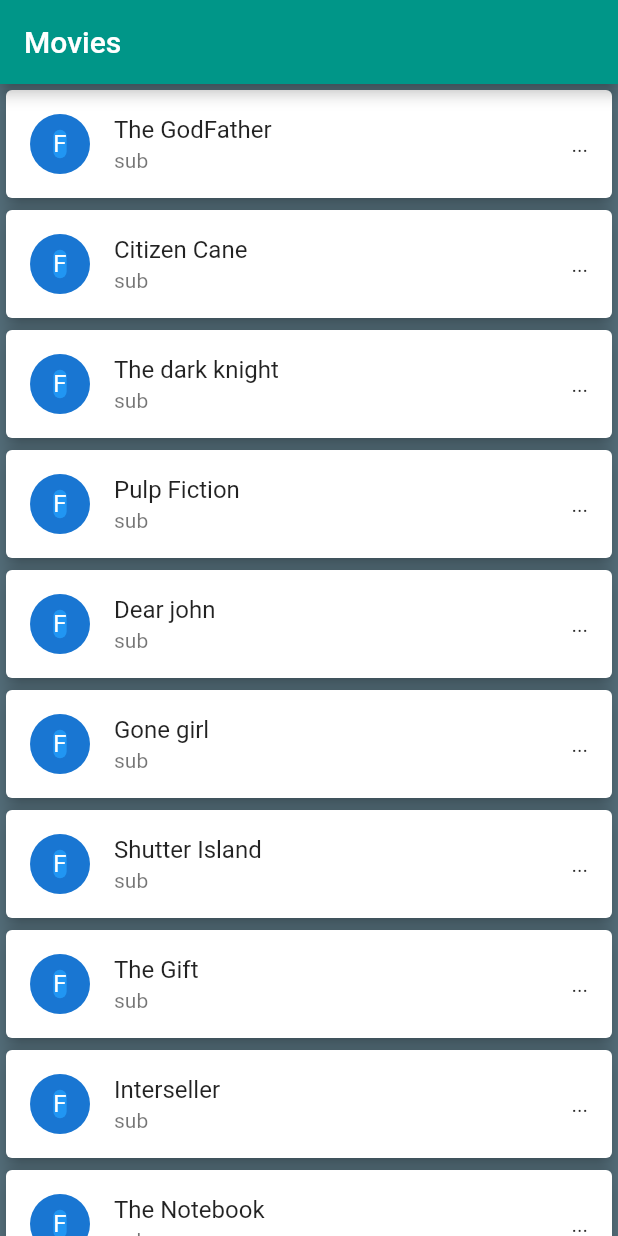
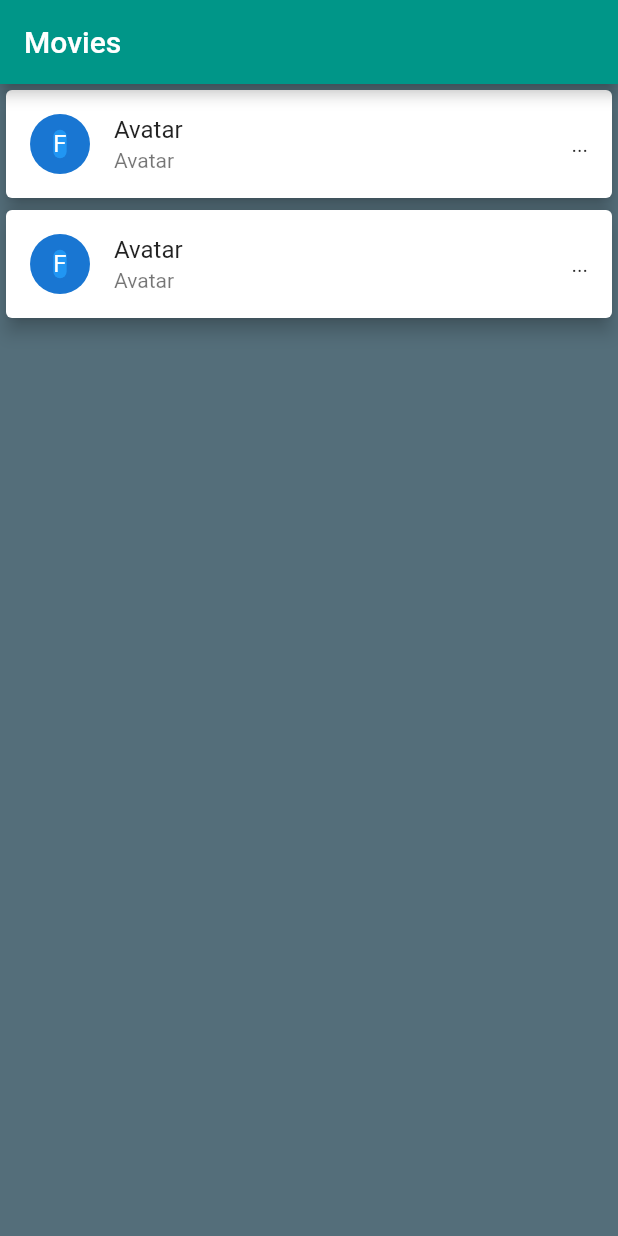
Before and after one commit to FahimMuntashir/MovieListApp, a Flutter app: the screen it shows after launch, on a phone screen of 412 x 824 dp. Run offline on Flutter 3.47's test engine with Material 2 defaults, Android fonts, the phone set to English and light mode, and no system bars.

Commit message:
adding Dynamically

```diff
--- a/lib/main.dart
+++ b/lib/main.dart
@@ -1,4 +1,5 @@
 import 'package:flutter/material.dart';
+import 'movie.dart';
 
 void main() => runApp(MyApp());
 
@@ -13,6 +14,9 @@ class MyApp extends StatelessWidget {
 
 
 class MovieListView extends StatelessWidget {
+
+  final List<Movie> movieList = Movie.getMovies();
+
  final List movies = [
     'The GodFather',
    'Citizen Cane',
@@ -35,15 +39,15 @@ class MovieListView extends StatelessWidget {
       ),
       backgroundColor: Colors.blueGrey.shade600,
       body: ListView.builder(
-        itemCount: movies.length,
+        itemCount: movieList.length,
           itemBuilder: (BuildContext context, int index){
         return Card(
           elevation: 5.0,
 
           color: Colors.white,
           child: ListTile(
-            title: Text(movies[index]),
-            subtitle: Text('sub'),
+            title: Text(movieList[index].title),
+            subtitle: Text("${movieList.elementAt(0).title}"),
             leading: CircleAvatar(
               child: Container(
                 decoration: BoxDecoration(
@@ -55,9 +59,9 @@ class MovieListView extends StatelessWidget {
             ),
             trailing: Text('...'),
             onTap: (){
-              debugPrint('Movies Name : ${movies.elementAt(index)}');
+              debugPrint('Movies Name : ${movieList.elementAt(index).title}');
               Navigator.push(context, MaterialPageRoute(builder: (context){
-                return MovieDetails(movieName: movies.elementAt(index),);
+                return MovieDetails(movieName: movieList.elementAt(index).title,);
               }));
             },
           ),
--- /dev/null
+++ b/lib/movie.dart
@@ -0,0 +1,38 @@
+class Movie {
+
+  static List<Movie> getMovies()=> [
+    Movie("Avatar", "2009",  "18 Dec 2009", "Action, Adventure, Fantasy", "James Cameron", "Sam Worthington, Zoe Saldana, Sigourney Weaver, Stephen Lang", "USA, UK", [
+      "https://images-na.ssl-images-amazon.com/images/M/MV5BMjEyOTYyMzUxNl5BMl5BanBnXkFtZTcwNTg0MTUzNA@@._V1_SX1500_CR0,0,1500,999_AL_.jpg",
+      "https://images-na.ssl-images-amazon.com/images/M/MV5BNzM2MDk3MTcyMV5BMl5BanBnXkFtZTcwNjg0MTUzNA@@._V1_SX1777_CR0,0,1777,999_AL_.jpg",
+      "https://images-na.ssl-images-amazon.com/images/M/MV5BMTY2ODQ3NjMyMl5BMl5BanBnXkFtZTcwODg0MTUzNA@@._V1_SX1777_CR0,0,1777,999_AL_.jpg",
+      "https://images-na.ssl-images-amazon.com/images/M/MV5BMTMxOTEwNDcxN15BMl5BanBnXkFtZTcwOTg0MTUzNA@@._V1_SX1777_CR0,0,1777,999_AL_.jpg",
+      "https://images-na.ssl-images-amazon.com/images/M/MV5BMTYxMDg1Nzk1MV5BMl5BanBnXkFtZTcwMDk0MTUzNA@@._V1_SX1500_CR0,0,1500,999_AL_.jpg"
+    ]),
+
+    Movie("Avatar", "2009",  "18 Dec 2009", "Action, Adventure, Fantasy", "James Cameron", "Sam Worthington, Zoe Saldana, Sigourney Weaver, Stephen Lang", "USA, UK", [
+      "https://images-na.ssl-images-amazon.com/images/M/MV5BMjEyOTYyMzUxNl5BMl5BanBnXkFtZTcwNTg0MTUzNA@@._V1_SX1500_CR0,0,1500,999_AL_.jpg",
+      "https://images-na.ssl-images-amazon.com/images/M/MV5BNzM2MDk3MTcyMV5BMl5BanBnXkFtZTcwNjg0MTUzNA@@._V1_SX1777_CR0,0,1777,999_AL_.jpg",
+      "https://images-na.ssl-images-amazon.com/images/M/MV5BMTY2ODQ3NjMyMl5BMl5BanBnXkFtZTcwODg0MTUzNA@@._V1_SX1777_CR0,0,1777,999_AL_.jpg",
+      "https://images-na.ssl-images-amazon.com/images/M/MV5BMTMxOTEwNDcxN15BMl5BanBnXkFtZTcwOTg0MTUzNA@@._V1_SX1777_CR0,0,1777,999_AL_.jpg",
+      "https://images-na.ssl-images-amazon.com/images/M/MV5BMTYxMDg1Nzk1MV5BMl5BanBnXkFtZTcwMDk0MTUzNA@@._V1_SX1500_CR0,0,1500,999_AL_.jpg"
+    ]),
+
+  ];
+
+
+
+  String title;
+  String year;
+  String released;
+  String genre;
+  String director;
+  String actors;
+  String country;
+  List<String> images;
+
+  Movie(this.title, this.year, this.released, this.genre, this.director,
+      this.actors, this.country, this.images);
+
+
+
+}
```
